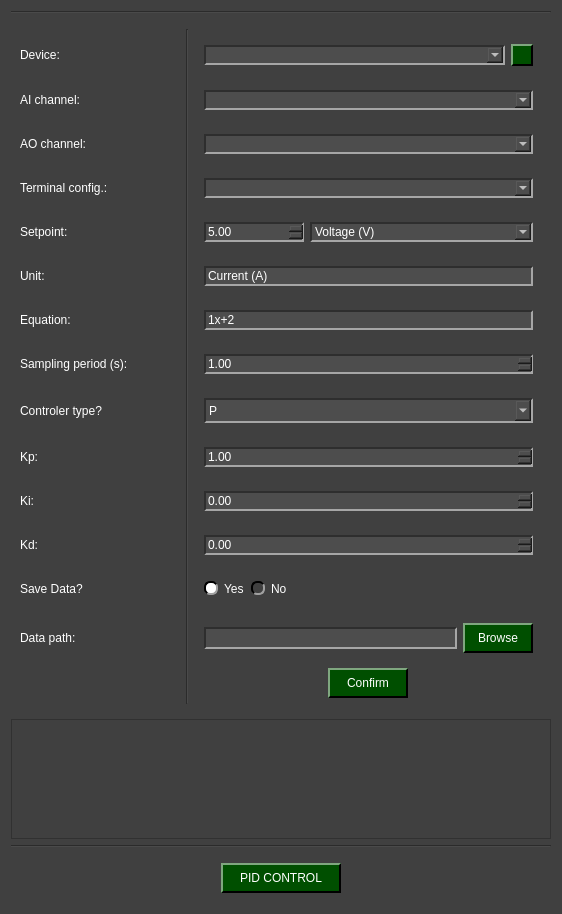
The window that pydaq/uis/PyDAQ_pid_control_NIDAQ_widget.ui (CayoRw/pydaq) describes before a commit, drawn with Qt 5.
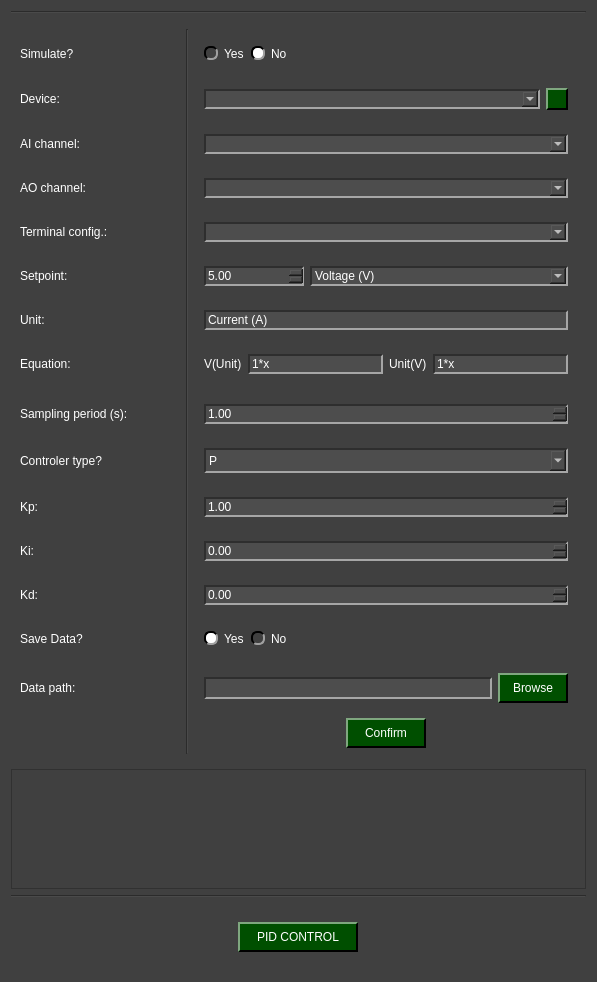
The same window after the commit. Icons and pictures are not drawn.

Commit message: working on simulate interface and equation calibration

```diff
--- a/pydaq/uis/PyDAQ_pid_control_NIDAQ_widget.ui
+++ b/pydaq/uis/PyDAQ_pid_control_NIDAQ_widget.ui
@@ -6,8 +6,8 @@
    <rect>
     <x>0</x>
     <y>0</y>
-    <width>562</width>
-    <height>914</height>
+    <width>597</width>
+    <height>982</height>
    </rect>
   </property>
   <property name="windowTitle">
@@ -350,7 +350,134 @@
    <item row="2" column="0">
     <widget class="QWidget" name="widget_top" native="true">
      <layout class="QGridLayout" name="gridLayout_2">
-      <item row="9" column="3">
+      <item row="8" column="3">
+       <widget class="QWidget" name="widget_equation" native="true">
+        <layout class="QHBoxLayout" name="horizontalLayout_15">
+         <item>
+          <widget class="QLabel" name="label_vunit">
+           <property name="text">
+            <string>V(Unit)</string>
+           </property>
+          </widget>
+         </item>
+         <item>
+          <widget class="QLineEdit" name="lineEdit_equationvu">
+           <property name="text">
+            <string>1*x</string>
+           </property>
+          </widget>
+         </item>
+         <item>
+          <widget class="QLabel" name="label_unitv">
+           <property name="text">
+            <string>Unit(V)</string>
+           </property>
+          </widget>
+         </item>
+         <item>
+          <widget class="QLineEdit" name="lineEdit_equationuv">
+           <property name="text">
+            <string>1*x</string>
+           </property>
+          </widget>
+         </item>
+        </layout>
+       </widget>
+      </item>
+      <item row="11" column="1">
+       <widget class="QLabel" name="label_i_type">
+        <property name="toolTip">
+         <string>&lt;html&gt;&lt;head/&gt;&lt;body&gt;&lt;p&gt;&lt;img src=&quot;:/imgs/imgs/PID_Flow.png&quot;/&gt;&lt;/p&gt;&lt;/body&gt;&lt;/html&gt;</string>
+        </property>
+        <property name="text">
+         <string>&lt;html&gt;&lt;head/&gt;&lt;body&gt;&lt;p&gt;&lt;img src=&quot;:/imgs/imgs/inform.png&quot;/&gt;&lt;/p&gt;&lt;/body&gt;&lt;/html&gt;</string>
+        </property>
+       </widget>
+      </item>
+      <item row="5" column="3">
+       <widget class="QWidget" name="widget_terminal_config" native="true">
+        <layout class="QHBoxLayout" name="horizontalLayout_11">
+         <item>
+          <widget class="QComboBox" name="terminal_config_combo"/>
+         </item>
+        </layout>
+       </widget>
+      </item>
+      <item row="6" column="0">
+       <widget class="QLabel" name="label_setpoint">
+        <property name="minimumSize">
+         <size>
+          <width>0</width>
+          <height>30</height>
+         </size>
+        </property>
+        <property name="text">
+         <string>Setpoint:</string>
+        </property>
+       </widget>
+      </item>
+      <item row="15" column="3">
+       <widget class="QWidget" name="widget_3" native="true">
+        <layout class="QHBoxLayout" name="horizontalLayout_12">
+         <item>
+          <widget class="QRadioButton" name="yes_save_radio">
+           <property name="autoFillBackground">
+            <bool>false</bool>
+           </property>
+           <property name="text">
+            <string>Yes</string>
+           </property>
+           <property name="checked">
+            <bool>true</bool>
+           </property>
+           <attribute name="buttonGroup">
+            <string notr="true">save_radio_group</string>
+           </attribute>
+          </widget>
+         </item>
+         <item>
+          <widget class="QRadioButton" name="no_save_radio">
+           <property name="text">
+            <string>No</string>
+           </property>
+           <attribute name="buttonGroup">
+            <string notr="true">save_radio_group</string>
+           </attribute>
+          </widget>
+         </item>
+         <item>
+          <spacer name="horizontalSpacer">
+           <property name="orientation">
+            <enum>Qt::Orientation::Horizontal</enum>
+           </property>
+           <property name="sizeHint" stdset="0">
+            <size>
+             <width>40</width>
+             <height>20</height>
+            </size>
+           </property>
+          </spacer>
+         </item>
+        </layout>
+       </widget>
+      </item>
+      <item row="8" column="0">
+       <widget class="QLabel" name="label_equation">
+        <property name="minimumSize">
+         <size>
+          <width>0</width>
+          <height>30</height>
+         </size>
+        </property>
+        <property name="toolTip">
+         <string>&lt;html&gt;&lt;head/&gt;&lt;body&gt;&lt;p&gt;&lt;span style=&quot; font-size:14pt;&quot;&gt;The equation should be written in the form: Ax²+Bx+C&lt;/span&gt;&lt;/p&gt;&lt;/body&gt;&lt;/html&gt;</string>
+        </property>
+        <property name="text">
+         <string>Equation:</string>
+        </property>
+       </widget>
+      </item>
+      <item row="11" column="3">
        <widget class="QWidget" name="widget_type" native="true">
         <property name="minimumSize">
          <size>
@@ -398,7 +525,95 @@
         </layout>
        </widget>
       </item>
-      <item row="8" column="3">
+      <item row="2" column="3">
+       <widget class="QWidget" name="widget_nidaq" native="true">
+        <layout class="QHBoxLayout" name="horizontalLayout_2">
+         <item>
+          <widget class="QComboBox" name="device_combo">
+           <property name="minimumSize">
+            <size>
+             <width>0</width>
+             <height>0</height>
+            </size>
+           </property>
+           <property name="maximumSize">
+            <size>
+             <width>9000000</width>
+             <height>16777215</height>
+            </size>
+           </property>
+          </widget>
+         </item>
+         <item>
+          <widget class="QPushButton" name="reload_devices">
+           <property name="minimumSize">
+            <size>
+             <width>22</width>
+             <height>22</height>
+            </size>
+           </property>
+           <property name="maximumSize">
+            <size>
+             <width>22</width>
+             <height>22</height>
+            </size>
+           </property>
+           <property name="text">
+            <string/>
+           </property>
+          </widget>
+         </item>
+        </layout>
+       </widget>
+      </item>
+      <item row="16" column="0">
+       <widget class="QLabel" name="label_path">
+        <property name="text">
+         <string>Data path:</string>
+        </property>
+       </widget>
+      </item>
+      <item row="0" column="2" rowspan="19">
+       <widget class="Line" name="line">
+        <property name="minimumSize">
+         <size>
+          <width>0</width>
+          <height>0</height>
+         </size>
+        </property>
+        <property name="orientation">
+         <enum>Qt::Orientation::Vertical</enum>
+        </property>
+       </widget>
+      </item>
+      <item row="10" column="0">
+       <widget class="QLabel" name="label_periody">
+        <property name="minimumSize">
+         <size>
+          <width>0</width>
+          <height>30</height>
+         </size>
+        </property>
+        <property name="text">
+         <string>Sampling period (s):</string>
+        </property>
+       </widget>
+      </item>
+      <item row="5" column="0">
+       <widget class="QLabel" name="label_terminal">
+        <property name="text">
+         <string>Terminal config.:</string>
+        </property>
+       </widget>
+      </item>
+      <item row="4" column="0">
+       <widget class="QLabel" name="label_ao_channel">
+        <property name="text">
+         <string>AO channel:</string>
+        </property>
+       </widget>
+      </item>
+      <item row="10" column="3">
        <widget class="QWidget" name="widget_period" native="true">
         <layout class="QHBoxLayout" name="horizontalLayout_8">
          <item>
@@ -417,8 +632,127 @@
         </layout>
        </widget>
       </item>
-      <item row="1" column="0">
-       <widget class="QLabel" name="label_arduino">
+      <item row="16" column="3" alignment="Qt::AlignmentFlag::AlignVCenter">
+       <widget class="QWidget" name="widget_path" native="true">
+        <layout class="QHBoxLayout" name="horizontalLayout_10">
+         <item>
+          <widget class="QLineEdit" name="path_line_edit">
+           <property name="minimumSize">
+            <size>
+             <width>0</width>
+             <height>22</height>
+            </size>
+           </property>
+          </widget>
+         </item>
+         <item>
+          <widget class="QPushButton" name="path_folder_browse">
+           <property name="minimumSize">
+            <size>
+             <width>70</width>
+             <height>30</height>
+            </size>
+           </property>
+           <property name="text">
+            <string>Browse</string>
+           </property>
+          </widget>
+         </item>
+        </layout>
+       </widget>
+      </item>
+      <item row="7" column="3" alignment="Qt::AlignmentFlag::AlignVCenter">
+       <widget class="QWidget" name="widget_unit" native="true">
+        <layout class="QHBoxLayout" name="horizontalLayout">
+         <item>
+          <widget class="QLineEdit" name="lineEdit_unit">
+           <property name="sizePolicy">
+            <sizepolicy hsizetype="Expanding" vsizetype="Fixed">
+             <horstretch>10</horstretch>
+             <verstretch>0</verstretch>
+            </sizepolicy>
+           </property>
+           <property name="maximumSize">
+            <size>
+             <width>9999999</width>
+             <height>16777215</height>
+            </size>
+           </property>
+           <property name="text">
+            <string>Current (A)</string>
+           </property>
+          </widget>
+         </item>
+        </layout>
+       </widget>
+      </item>
+      <item row="14" column="3" alignment="Qt::AlignmentFlag::AlignVCenter">
+       <widget class="QWidget" name="widget_kd" native="true">
+        <layout class="QHBoxLayout" name="horizontalLayout_5">
+         <item>
+          <widget class="QDoubleSpinBox" name="doubleSpinBox_kd">
+           <property name="maximum">
+            <double>9999999.000000000000000</double>
+           </property>
+           <property name="singleStep">
+            <double>0.100000000000000</double>
+           </property>
+          </widget>
+         </item>
+        </layout>
+       </widget>
+      </item>
+      <item row="14" column="0">
+       <widget class="QLabel" name="label_kd">
+        <property name="minimumSize">
+         <size>
+          <width>0</width>
+          <height>30</height>
+         </size>
+        </property>
+        <property name="text">
+         <string>Kd:</string>
+        </property>
+       </widget>
+      </item>
+      <item row="17" column="3" alignment="Qt::AlignmentFlag::AlignHCenter">
+       <widget class="QPushButton" name="pushButton_confirm">
+        <property name="minimumSize">
+         <size>
+          <width>80</width>
+          <height>30</height>
+         </size>
+        </property>
+        <property name="maximumSize">
+         <size>
+          <width>100</width>
+          <height>16777215</height>
+         </size>
+        </property>
+        <property name="text">
+         <string>Confirm</string>
+        </property>
+       </widget>
+      </item>
+      <item row="3" column="0">
+       <widget class="QLabel" name="label_ai_channel">
+        <property name="text">
+         <string>AI channel:</string>
+        </property>
+       </widget>
+      </item>
+      <item row="8" column="1" alignment="Qt::AlignmentFlag::AlignRight">
+       <widget class="QLabel" name="label_i_equation">
+        <property name="toolTip">
+         <string>&lt;html&gt;&lt;head/&gt;&lt;body&gt;&lt;p&gt;&lt;span style=&quot; font-size:14pt;&quot;&gt;The equation should be written in the form: Ax²+Bx+C&lt;/span&gt;&lt;/p&gt;&lt;/body&gt;&lt;/html&gt;</string>
+        </property>
+        <property name="text">
+         <string>&lt;html&gt;&lt;head/&gt;&lt;body&gt;&lt;p&gt;&lt;img src=&quot;:/imgs/imgs/inform.png&quot;/&gt;&lt;/p&gt;&lt;/body&gt;&lt;/html&gt;</string>
+        </property>
+       </widget>
+      </item>
+      <item row="2" column="0">
+       <widget class="QLabel" name="label_nidaq">
         <property name="minimumSize">
          <size>
           <width>154</width>
@@ -436,7 +770,7 @@
         </property>
        </widget>
       </item>
-      <item row="10" column="3">
+      <item row="12" column="3">
        <widget class="QWidget" name="widget_kp" native="true">
         <layout class="QHBoxLayout" name="horizontalLayout_6">
          <item>
@@ -455,8 +789,8 @@
         </layout>
        </widget>
       </item>
-      <item row="2" column="3">
-       <widget class="QWidget" name="widget" native="true">
+      <item row="3" column="3">
+       <widget class="QWidget" name="widget_ai_channel" native="true">
         <layout class="QHBoxLayout" name="horizontalLayout_13">
          <item>
           <widget class="QComboBox" name="ai_channel_combo"/>
@@ -464,71 +798,7 @@
         </layout>
        </widget>
       </item>
-      <item row="4" column="3">
-       <widget class="QWidget" name="widget_2" native="true">
-        <layout class="QHBoxLayout" name="horizontalLayout_11">
-         <item>
-          <widget class="QComboBox" name="terminal_config_combo"/>
-         </item>
-        </layout>
-       </widget>
-      </item>
-      <item row="7" column="0">
-       <widget class="QLabel" name="label_equation">
-        <property name="minimumSize">
-         <size>
-          <width>0</width>
-          <height>30</height>
-         </size>
-        </property>
-        <property name="toolTip">
-         <string>&lt;html&gt;&lt;head/&gt;&lt;body&gt;&lt;p&gt;&lt;span style=&quot; font-size:14pt;&quot;&gt;The equation should be written in the form: Ax²+Bx+C&lt;/span&gt;&lt;/p&gt;&lt;/body&gt;&lt;/html&gt;</string>
-        </property>
-        <property name="text">
-         <string>Equation:</string>
-        </property>
-       </widget>
-      </item>
-      <item row="9" column="1">
-       <widget class="QLabel" name="label_i_type">
-        <property name="toolTip">
-         <string>&lt;html&gt;&lt;head/&gt;&lt;body&gt;&lt;p&gt;&lt;img src=&quot;:/imgs/imgs/PID_Flow.png&quot;/&gt;&lt;/p&gt;&lt;/body&gt;&lt;/html&gt;</string>
-        </property>
-        <property name="text">
-         <string>&lt;html&gt;&lt;head/&gt;&lt;body&gt;&lt;p&gt;&lt;img src=&quot;:/imgs/imgs/inform.png&quot;/&gt;&lt;/p&gt;&lt;/body&gt;&lt;/html&gt;</string>
-        </property>
-       </widget>
-      </item>
-      <item row="0" column="2" rowspan="17">
-       <widget class="Line" name="line">
-        <property name="minimumSize">
-         <size>
-          <width>0</width>
-          <height>0</height>
-         </size>
-        </property>
-        <property name="orientation">
-         <enum>Qt::Orientation::Vertical</enum>
-        </property>
-       </widget>
-      </item>
-      <item row="12" column="3" alignment="Qt::AlignmentFlag::AlignVCenter">
-       <widget class="QWidget" name="widget_kd" native="true">
-        <layout class="QHBoxLayout" name="horizontalLayout_5">
-         <item>
-          <widget class="QDoubleSpinBox" name="doubleSpinBox_kd">
-           <property name="maximum">
-            <double>9999999.000000000000000</double>
-           </property>
-           <property name="singleStep">
-            <double>0.100000000000000</double>
-           </property>
-          </widget>
-         </item>
-        </layout>
-       </widget>
-      </item>
-      <item row="5" column="3">
+      <item row="6" column="3">
        <widget class="QWidget" name="widget_setpoint" native="true">
         <layout class="QHBoxLayout" name="horizontalLayout_3">
          <item>
@@ -584,299 +854,30 @@
         </layout>
        </widget>
       </item>
-      <item row="6" column="3" alignment="Qt::AlignmentFlag::AlignVCenter">
-       <widget class="QWidget" name="widget_unit" native="true">
-        <layout class="QHBoxLayout" name="horizontalLayout">
-         <item>
-          <widget class="QLineEdit" name="lineEdit_unit">
-           <property name="sizePolicy">
-            <sizepolicy hsizetype="Expanding" vsizetype="Fixed">
-             <horstretch>10</horstretch>
-             <verstretch>0</verstretch>
-            </sizepolicy>
-           </property>
-           <property name="maximumSize">
-            <size>
-             <width>9999999</width>
-             <height>16777215</height>
-            </size>
-           </property>
-           <property name="text">
-            <string>Current (A)</string>
-           </property>
-          </widget>
-         </item>
-        </layout>
-       </widget>
-      </item>
-      <item row="10" column="0">
-       <widget class="QLabel" name="label_kp">
-        <property name="minimumSize">
-         <size>
-          <width>0</width>
-          <height>30</height>
-         </size>
-        </property>
-        <property name="text">
-         <string>Kp:</string>
-        </property>
-       </widget>
-      </item>
-      <item row="9" column="0">
-       <widget class="QLabel" name="label_type">
-        <property name="minimumSize">
-         <size>
-          <width>0</width>
-          <height>30</height>
-         </size>
-        </property>
-        <property name="toolTip">
-         <string>&lt;html&gt;&lt;head/&gt;&lt;body&gt;&lt;p&gt;&lt;img src=&quot;:/imgs/imgs/PID_Flow.png&quot;/&gt;&lt;/p&gt;&lt;/body&gt;&lt;/html&gt;</string>
-        </property>
-        <property name="text">
-         <string>Controler type?</string>
-        </property>
-       </widget>
-      </item>
-      <item row="8" column="0">
-       <widget class="QLabel" name="label_periody">
-        <property name="minimumSize">
-         <size>
-          <width>0</width>
-          <height>30</height>
-         </size>
-        </property>
-        <property name="text">
-         <string>Sampling period (s):</string>
-        </property>
-       </widget>
-      </item>
-      <item row="14" column="0">
-       <widget class="QLabel" name="label_path">
-        <property name="text">
-         <string>Data path:</string>
-        </property>
-       </widget>
-      </item>
-      <item row="13" column="0">
+      <item row="15" column="0">
        <widget class="QLabel" name="label_save">
         <property name="text">
          <string>Save Data?</string>
         </property>
        </widget>
       </item>
-      <item row="2" column="0">
-       <widget class="QLabel" name="label_channel">
-        <property name="text">
-         <string>AI channel:</string>
-        </property>
-       </widget>
-      </item>
-      <item row="14" column="3" alignment="Qt::AlignmentFlag::AlignVCenter">
-       <widget class="QWidget" name="widget_path" native="true">
-        <layout class="QHBoxLayout" name="horizontalLayout_10">
-         <item>
-          <widget class="QLineEdit" name="path_line_edit">
-           <property name="minimumSize">
-            <size>
-             <width>0</width>
-             <height>22</height>
-            </size>
-           </property>
-          </widget>
-         </item>
-         <item>
-          <widget class="QPushButton" name="path_folder_browse">
-           <property name="minimumSize">
-            <size>
-             <width>70</width>
-             <height>30</height>
-            </size>
-           </property>
-           <property name="text">
-            <string>Browse</string>
-           </property>
-          </widget>
-         </item>
-        </layout>
-       </widget>
-      </item>
-      <item row="5" column="0">
-       <widget class="QLabel" name="label_setpoint">
-        <property name="minimumSize">
-         <size>
-          <width>0</width>
-          <height>30</height>
-         </size>
-        </property>
-        <property name="text">
-         <string>Setpoint:</string>
-        </property>
-       </widget>
-      </item>
       <item row="11" column="0">
-       <widget class="QLabel" name="label_ki">
+       <widget class="QLabel" name="label_type">
         <property name="minimumSize">
          <size>
           <width>0</width>
           <height>30</height>
          </size>
         </property>
-        <property name="text">
-         <string>Ki:</string>
+        <property name="toolTip">
+         <string>&lt;html&gt;&lt;head/&gt;&lt;body&gt;&lt;p&gt;&lt;img src=&quot;:/imgs/imgs/PID_Flow.png&quot;/&gt;&lt;/p&gt;&lt;/body&gt;&lt;/html&gt;</string>
         </property>
-       </widget>
-      </item>
-      <item row="15" column="3" alignment="Qt::AlignmentFlag::AlignHCenter">
-       <widget class="QPushButton" name="pushButton_confirm">
-        <property name="minimumSize">
-         <size>
-          <width>80</width>
-          <height>30</height>
-         </size>
-        </property>
-        <property name="maximumSize">
-         <size>
-          <width>100</width>
-          <height>16777215</height>
-         </size>
-        </property>
         <property name="text">
-         <string>Confirm</string>
+         <string>Controler type?</string>
         </property>
        </widget>
       </item>
-      <item row="12" column="0">
-       <widget class="QLabel" name="label_kd">
-        <property name="minimumSize">
-         <size>
-          <width>0</width>
-          <height>30</height>
-         </size>
-        </property>
-        <property name="text">
-         <string>Kd:</string>
-        </property>
-       </widget>
-      </item>
-      <item row="7" column="3">
-       <widget class="QWidget" name="widget_equation" native="true">
-        <layout class="QHBoxLayout" name="horizontalLayout_9">
-         <item>
-          <widget class="QLineEdit" name="lineEdit_equation">
-           <property name="sizePolicy">
-            <sizepolicy hsizetype="Expanding" vsizetype="Fixed">
-             <horstretch>10</horstretch>
-             <verstretch>0</verstretch>
-            </sizepolicy>
-           </property>
-           <property name="minimumSize">
-            <size>
-             <width>150</width>
-             <height>0</height>
-            </size>
-           </property>
-           <property name="maximumSize">
-            <size>
-             <width>9000000</width>
-             <height>16777215</height>
-            </size>
-           </property>
-           <property name="text">
-            <string>1x+2</string>
-           </property>
-          </widget>
-         </item>
-        </layout>
-       </widget>
-      </item>
       <item row="13" column="3">
-       <widget class="QWidget" name="widget_3" native="true">
-        <layout class="QHBoxLayout" name="horizontalLayout_12">
-         <item>
-          <widget class="QRadioButton" name="yes_save_radio">
-           <property name="autoFillBackground">
-            <bool>false</bool>
-           </property>
-           <property name="text">
-            <string>Yes</string>
-           </property>
-           <property name="checked">
-            <bool>true</bool>
-           </property>
-           <attribute name="buttonGroup">
-            <string notr="true">save_radio_group</string>
-           </attribute>
-          </widget>
-         </item>
-         <item>
-          <widget class="QRadioButton" name="no_save_radio">
-           <property name="text">
-            <string>No</string>
-           </property>
-           <attribute name="buttonGroup">
-            <string notr="true">save_radio_group</string>
-           </attribute>
-          </widget>
-         </item>
-         <item>
-          <spacer name="horizontalSpacer">
-           <property name="orientation">
-            <enum>Qt::Orientation::Horizontal</enum>
-           </property>
-           <property name="sizeHint" stdset="0">
-            <size>
-             <width>40</width>
-             <height>20</height>
-            </size>
-           </property>
-          </spacer>
-         </item>
-        </layout>
-       </widget>
-      </item>
-      <item row="1" column="3">
-       <widget class="QWidget" name="widget_arduino" native="true">
-        <layout class="QHBoxLayout" name="horizontalLayout_2">
-         <item>
-          <widget class="QComboBox" name="device_combo">
-           <property name="minimumSize">
-            <size>
-             <width>0</width>
-             <height>0</height>
-            </size>
-           </property>
-           <property name="maximumSize">
-            <size>
-             <width>9000000</width>
-             <height>16777215</height>
-            </size>
-           </property>
-          </widget>
-         </item>
-         <item>
-          <widget class="QPushButton" name="reload_devices">
-           <property name="minimumSize">
-            <size>
-             <width>22</width>
-             <height>22</height>
-            </size>
-           </property>
-           <property name="maximumSize">
-            <size>
-             <width>22</width>
-             <height>22</height>
-            </size>
-           </property>
-           <property name="text">
-            <string/>
-           </property>
-          </widget>
-         </item>
-        </layout>
-       </widget>
-      </item>
-      <item row="11" column="3">
        <widget class="QWidget" name="widget_ki" native="true">
         <layout class="QHBoxLayout" name="horizontalLayout_4">
          <item>
@@ -892,25 +893,8 @@
         </layout>
        </widget>
       </item>
-      <item row="4" column="0">
-       <widget class="QLabel" name="label_terminal">
-        <property name="text">
-         <string>Terminal config.:</string>
-        </property>
-       </widget>
-      </item>
-      <item row="7" column="1" alignment="Qt::AlignmentFlag::AlignRight">
-       <widget class="QLabel" name="label_i_equation">
-        <property name="toolTip">
-         <string>&lt;html&gt;&lt;head/&gt;&lt;body&gt;&lt;p&gt;&lt;span style=&quot; font-size:14pt;&quot;&gt;The equation should be written in the form: Ax²+Bx+C&lt;/span&gt;&lt;/p&gt;&lt;/body&gt;&lt;/html&gt;</string>
-        </property>
-        <property name="text">
-         <string>&lt;html&gt;&lt;head/&gt;&lt;body&gt;&lt;p&gt;&lt;img src=&quot;:/imgs/imgs/inform.png&quot;/&gt;&lt;/p&gt;&lt;/body&gt;&lt;/html&gt;</string>
-        </property>
-       </widget>
-      </item>
-      <item row="6" column="0">
-       <widget class="QLabel" name="label_unit">
+      <item row="12" column="0">
+       <widget class="QLabel" name="label_kp">
         <property name="minimumSize">
          <size>
           <width>0</width>
@@ -918,19 +902,12 @@
          </size>
         </property>
         <property name="text">
-         <string>Unit:</string>
+         <string>Kp:</string>
         </property>
        </widget>
       </item>
-      <item row="3" column="0">
-       <widget class="QLabel" name="label">
-        <property name="text">
-         <string>AO channel:</string>
-        </property>
-       </widget>
-      </item>
-      <item row="3" column="3">
-       <widget class="QWidget" name="widget_4" native="true">
+      <item row="4" column="3">
+       <widget class="QWidget" name="widget_ao_channel" native="true">
         <layout class="QHBoxLayout" name="horizontalLayout_14">
          <item>
           <widget class="QComboBox" name="ao_channel_combo"/>
@@ -938,6 +915,81 @@
         </layout>
        </widget>
       </item>
+      <item row="7" column="0">
+       <widget class="QLabel" name="label_unit">
+        <property name="minimumSize">
+         <size>
+          <width>0</width>
+          <height>30</height>
+         </size>
+        </property>
+        <property name="text">
+         <string>Unit:</string>
+        </property>
+       </widget>
+      </item>
+      <item row="13" column="0">
+       <widget class="QLabel" name="label_ki">
+        <property name="minimumSize">
+         <size>
+          <width>0</width>
+          <height>30</height>
+         </size>
+        </property>
+        <property name="text">
+         <string>Ki:</string>
+        </property>
+       </widget>
+      </item>
+      <item row="1" column="0">
+       <widget class="QLabel" name="label_simulate">
+        <property name="text">
+         <string>Simulate?</string>
+        </property>
+       </widget>
+      </item>
+      <item row="1" column="3">
+       <widget class="QWidget" name="widget_6" native="true">
+        <layout class="QHBoxLayout" name="horizontalLayout_9">
+         <item>
+          <widget class="QRadioButton" name="yes_simulate_radio">
+           <property name="text">
+            <string>Yes</string>
+           </property>
+           <attribute name="buttonGroup">
+            <string notr="true">simulate_radio_group</string>
+           </attribute>
+          </widget>
+         </item>
+         <item>
+          <widget class="QRadioButton" name="no_simulate_radio">
+           <property name="text">
+            <string>No</string>
+           </property>
+           <property name="checked">
+            <bool>true</bool>
+           </property>
+           <attribute name="buttonGroup">
+            <string notr="true">simulate_radio_group</string>
+           </attribute>
+          </widget>
+         </item>
+         <item>
+          <spacer name="horizontalSpacer_2">
+           <property name="orientation">
+            <enum>Qt::Orientation::Horizontal</enum>
+           </property>
+           <property name="sizeHint" stdset="0">
+            <size>
+             <width>40</width>
+             <height>20</height>
+            </size>
+           </property>
+          </spacer>
+         </item>
+        </layout>
+       </widget>
+      </item>
      </layout>
     </widget>
    </item>
```
Left out of the diff: 1 changed line with no effect on the pictures. The commit also changes 16 other files.
